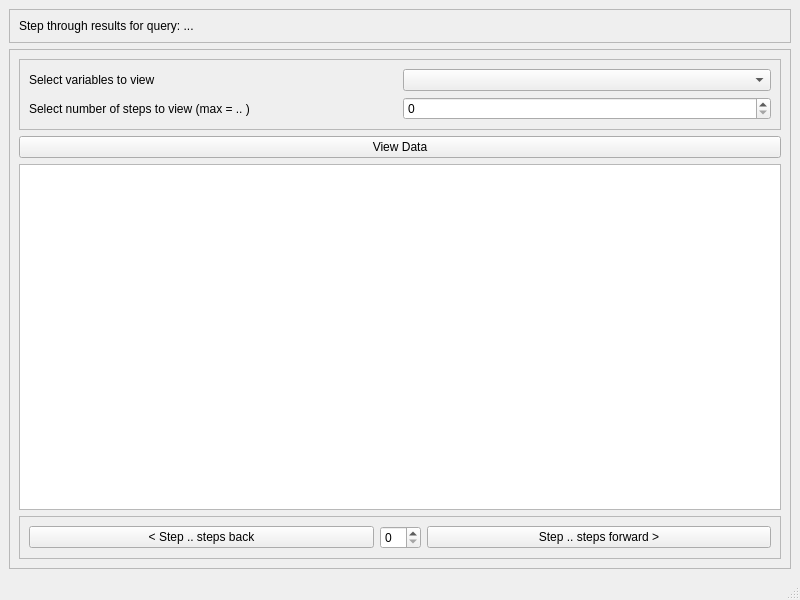
This is ui/step_through_query_window.ui in usc-psychsim/psychsim-eval-gui as Qt 5 draws it before an edit. The edited form follows.
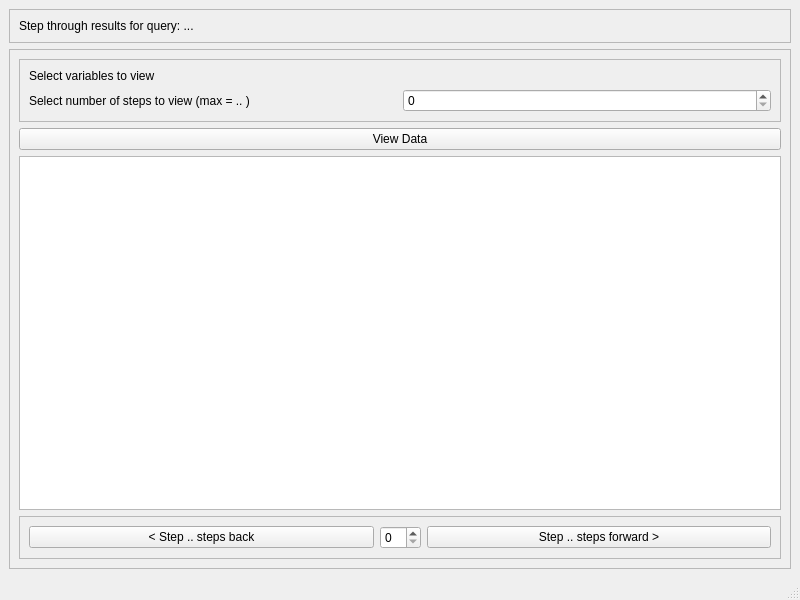
This is the edited form.

Commit message: Implement variable selection

Patch:
```diff
--- a/ui/step_through_query_window.ui
+++ b/ui/step_through_query_window.ui
@@ -66,12 +66,12 @@
             </property>
            </widget>
           </item>
-          <item row="0" column="1">
-           <widget class="QComboBox" name="variable_select_combo"/>
-          </item>
           <item row="1" column="1">
            <widget class="QSpinBox" name="no_steps_view_spin"/>
           </item>
+          <item row="0" column="1">
+           <widget class="QWidget" name="variable_select_widget" native="true"/>
+          </item>
          </layout>
         </widget>
        </item>
```
The commit also changes 1 other file.
